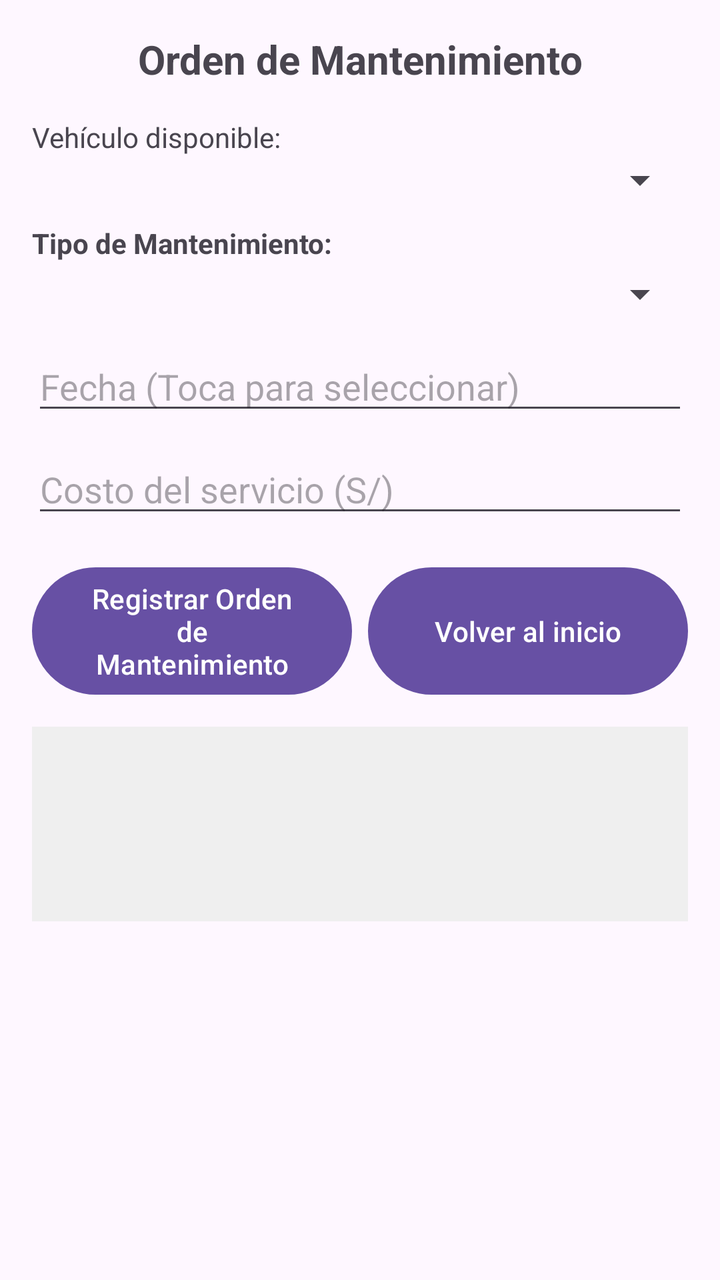
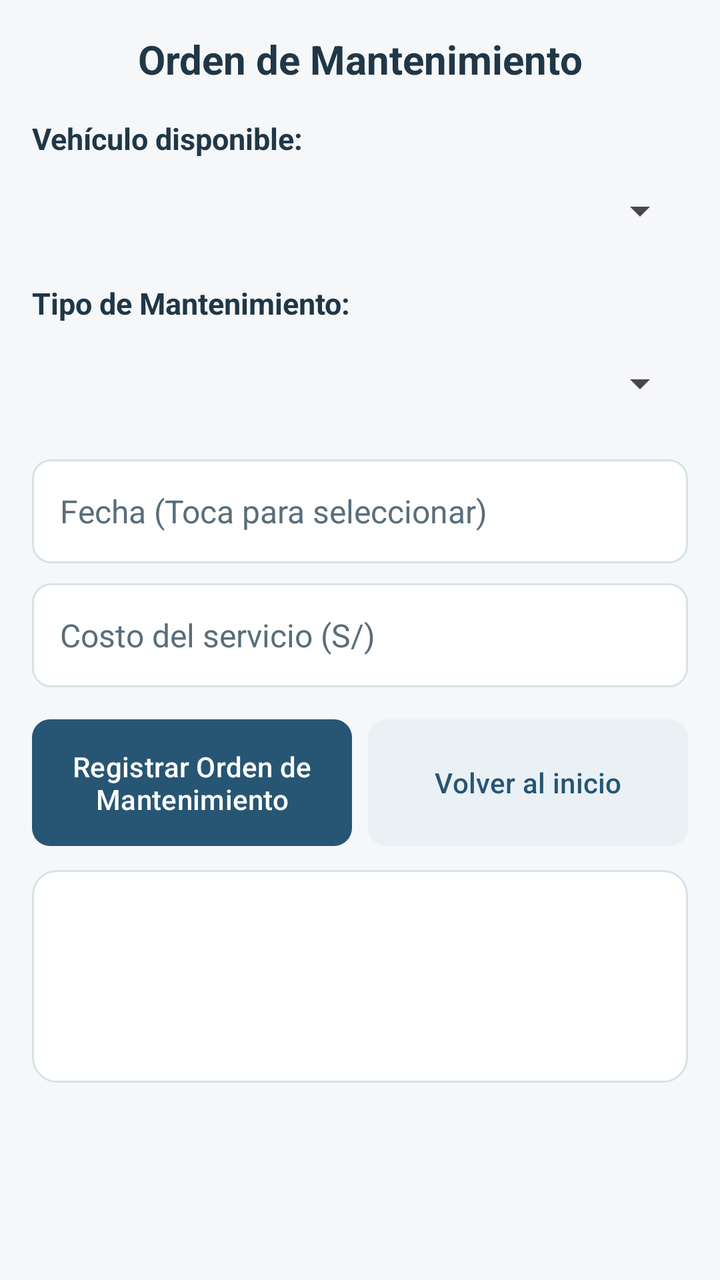

Before-and-after screenshots of an Android layout around one commit, followed by the original layout XML and the change that was made.
<!-- AndroidManifest.xml: application theme Theme.T2 -->
<!-- res/layout/activity_mantenimiento.xml -->
<?xml version="1.0" encoding="utf-8"?>
<ScrollView xmlns:android="http://schemas.android.com/apk/res/android"
    android:layout_width="match_parent"
    android:layout_height="match_parent"
    android:padding="16dp">

    <LinearLayout
        android:layout_width="match_parent"
        android:layout_height="wrap_content"
        android:orientation="vertical">

        <TextView
            android:id="@+id/tvTituloMantenimiento"
            android:layout_width="match_parent"
            android:layout_height="wrap_content"
            android:text="Orden de Mantenimiento"
            android:textSize="20sp"
            android:textStyle="bold"
            android:gravity="center"
            android:layout_marginBottom="16dp" />

        <TextView
            android:layout_width="match_parent"
            android:layout_height="wrap_content"
            android:text="Vehículo disponible:" />

        <Spinner
            android:id="@+id/spVehiculoMantenimiento"
            android:layout_width="match_parent"
            android:layout_height="wrap_content"
            android:layout_marginBottom="10dp" />

        <TextView
            android:layout_width="match_parent"
            android:layout_height="wrap_content"
            android:text="Tipo de Mantenimiento:"
            android:textStyle="bold"
            android:layout_marginBottom="4dp" />

        <Spinner
            android:id="@+id/spTipoMantenimiento"
            android:layout_width="match_parent"
            android:layout_height="wrap_content"
            android:layout_marginBottom="12dp" />

        <EditText
            android:id="@+id/etFechaMantenimiento"
            android:layout_width="match_parent"
            android:layout_height="wrap_content"
            android:hint="Fecha (Toca para seleccionar)"
            android:focusable="false"
            android:clickable="true"
            android:layout_marginBottom="10dp" />

        <EditText
            android:id="@+id/etCostoMantenimiento"
            android:layout_width="match_parent"
            android:layout_height="wrap_content"
            android:hint="Costo del servicio (S/)"
            android:inputType="numberDecimal"
            android:layout_marginBottom="16dp" />

        <LinearLayout
            android:layout_width="match_parent"
            android:layout_height="wrap_content"
            android:orientation="horizontal"
            android:baselineAligned="false"
            android:layout_marginBottom="12dp">

            <Button
                android:id="@+id/btnGuardarMantenimiento"
                android:layout_width="0dp"
                android:layout_height="match_parent"
                android:layout_weight="1"
                android:layout_marginEnd="8dp"
                android:text="Registrar Orden de Mantenimiento" />

            <Button
                android:id="@+id/btnVolverInicio"
                android:layout_width="0dp"
                android:layout_height="match_parent"
                android:layout_weight="1"
                android:text="Volver al inicio" />
        </LinearLayout>

        <TextView
            android:id="@+id/tvResultadoMantenimiento"
            android:layout_width="match_parent"
            android:layout_height="wrap_content"
            android:background="#EFEFEF"
            android:padding="12dp"
            android:textSize="15sp"
            android:minLines="4"
            android:focusable="false"
            android:clickable="false"
            android:cursorVisible="false" />

    </LinearLayout>
</ScrollView>
<!-- resources referenced by this layout -->
<resources>
  <style name="Base.Theme.T2" parent="Theme.Material3.DayNight.NoActionBar">
          
          
      </style>
  <!-- unchanged entries left out for length: 1 -->
</resources>

<!-- the commit's change to res/layout/activity_mantenimiento.xml (unified diff, before → after) -->
@@ -2,6 +2,7 @@
 <ScrollView xmlns:android="http://schemas.android.com/apk/res/android"
     android:layout_width="match_parent"
     android:layout_height="match_parent"
+    android:background="@color/app_background"
     android:padding="16dp">
 
     <LinearLayout
@@ -10,6 +11,7 @@
         android:orientation="vertical">
 
         <TextView
+            style="@style/AppTitle"
             android:id="@+id/tvTituloMantenimiento"
             android:layout_width="match_parent"
             android:layout_height="wrap_content"
@@ -20,17 +22,20 @@
             android:layout_marginBottom="16dp" />
 
         <TextView
+            style="@style/AppLabel"
             android:layout_width="match_parent"
             android:layout_height="wrap_content"
             android:text="Vehículo disponible:" />
 
         <Spinner
+            style="@style/AppSpinner"
             android:id="@+id/spVehiculoMantenimiento"
             android:layout_width="match_parent"
             android:layout_height="wrap_content"
             android:layout_marginBottom="10dp" />
 
         <TextView
+            style="@style/AppLabel"
             android:layout_width="match_parent"
             android:layout_height="wrap_content"
             android:text="Tipo de Mantenimiento:"
@@ -38,12 +43,14 @@
             android:layout_marginBottom="4dp" />
 
         <Spinner
+            style="@style/AppSpinner"
             android:id="@+id/spTipoMantenimiento"
             android:layout_width="match_parent"
             android:layout_height="wrap_content"
             android:layout_marginBottom="12dp" />
 
         <EditText
+            style="@style/AppInput"
             android:id="@+id/etFechaMantenimiento"
             android:layout_width="match_parent"
             android:layout_height="wrap_content"
@@ -53,6 +60,7 @@
             android:layout_marginBottom="10dp" />
 
         <EditText
+            style="@style/AppInput"
             android:id="@+id/etCostoMantenimiento"
             android:layout_width="match_parent"
             android:layout_height="wrap_content"
@@ -68,6 +76,7 @@
             android:layout_marginBottom="12dp">
 
             <Button
+                style="@style/AppButton"
                 android:id="@+id/btnGuardarMantenimiento"
                 android:layout_width="0dp"
                 android:layout_height="match_parent"
@@ -76,6 +85,7 @@
                 android:text="Registrar Orden de Mantenimiento" />
 
             <Button
+                style="@style/AppButton.Secondary"
                 android:id="@+id/btnVolverInicio"
                 android:layout_width="0dp"
                 android:layout_height="match_parent"
@@ -84,10 +94,11 @@
         </LinearLayout>
 
         <TextView
+            style="@style/AppResult"
             android:id="@+id/tvResultadoMantenimiento"
             android:layout_width="match_parent"
             android:layout_height="wrap_content"
-            android:background="#EFEFEF"
+            android:background="@drawable/bg_app_card"
             android:padding="12dp"
             android:textSize="15sp"
             android:minLines="4"
<!-- resource entries referenced after the edit -->
@@ -1,9 +1,101 @@
 <!-- resources referenced by this layout -->
 <resources>
+  <color name="app_background">#F5F7F9</color>
+  <!-- drawable bg_app_card (drawable) -->
+  <?xml version="1.0" encoding="utf-8"?>
+  <shape xmlns:android="http://schemas.android.com/apk/res/android">
+      <solid android:color="@color/app_surface" />
+      <corners android:radius="12dp" />
+      <stroke android:width="1dp" android:color="@color/app_border" />
+  </shape>
+  <style name="AppButton">
+          <item name="android:background">@drawable/bg_app_primary</item>
+          <item name="backgroundTint">@color/app_primary</item>
+          <item name="android:backgroundTint">@color/app_primary</item>
+          <item name="android:textColor">@color/app_on_primary</item>
+          <item name="android:textAllCaps">false</item>
+          <item name="android:textSize">14sp</item>
+          <item name="android:gravity">center</item>
+          <item name="android:minHeight">52dp</item>
+          <item name="android:padding">10dp</item>
+      </style>
+  <style name="AppButton.Secondary" parent="AppButton">
+          <item name="android:background">@drawable/bg_app_secondary</item>
+          <item name="backgroundTint">@color/app_soft</item>
+          <item name="android:backgroundTint">@color/app_soft</item>
+          <item name="android:textColor">@color/app_secondary_text</item>
+      </style>
+  <style name="AppInput">
+          <item name="android:background">@drawable/bg_app_input</item>
+          <item name="android:textColor">@color/app_text</item>
+          <item name="android:textColorHint">@color/app_muted</item>
+          <item name="android:textSize">16sp</item>
+          <item name="android:paddingStart">14dp</item>
+          <item name="android:paddingEnd">14dp</item>
+          <item name="android:paddingTop">12dp</item>
+          <item name="android:paddingBottom">12dp</item>
+          <item name="android:minHeight">52dp</item>
+      </style>
+  <style name="AppLabel">
+          <item name="android:textSize">15sp</item>
+          <item name="android:textStyle">bold</item>
+          <item name="android:textColor">@color/app_text</item>
+      </style>
+  <style name="AppResult">
+          <item name="android:background">@drawable/bg_app_card</item>
+          <item name="android:textColor">@color/app_text</item>
+          <item name="android:textSize">15sp</item>
+          <item name="android:padding">16dp</item>
+          <item name="android:lineSpacingExtra">3dp</item>
+      </style>
+  <style name="AppSpinner">
+          <item name="android:minHeight">52dp</item>
+          <item name="android:paddingStart">10dp</item>
+          <item name="android:paddingEnd">10dp</item>
+      </style>
+  <style name="AppTitle">
+          <item name="android:textSize">22sp</item>
+          <item name="android:textStyle">bold</item>
+          <item name="android:textColor">@color/app_text</item>
+          <item name="android:gravity">center</item>
+      </style>
+  <color name="app_surface">#FFFFFFFF</color>
+  <color name="app_border">#D8E2E8</color>
+  <!-- drawable bg_app_primary (drawable) -->
+  <?xml version="1.0" encoding="utf-8"?>
+  <shape xmlns:android="http://schemas.android.com/apk/res/android">
+      <solid android:color="@color/app_primary" />
+      <corners android:radius="9dp" />
+  </shape>
+  <color name="app_primary">#275574</color>
+  <color name="app_on_primary">#FFFFFFFF</color>
+  <!-- drawable bg_app_secondary (drawable) -->
+  <?xml version="1.0" encoding="utf-8"?>
+  <shape xmlns:android="http://schemas.android.com/apk/res/android">
+      <solid android:color="@color/app_soft" />
+      <corners android:radius="9dp" />
+      <stroke android:width="1dp" android:color="@color/app_border" />
+  </shape>
+  <color name="app_soft">#EAF1F5</color>
+  <color name="app_secondary_text">#275574</color>
+  <!-- drawable bg_app_input (drawable) -->
+  <?xml version="1.0" encoding="utf-8"?>
+  <shape xmlns:android="http://schemas.android.com/apk/res/android">
+      <solid android:color="@color/app_surface" />
+      <corners android:radius="9dp" />
+      <stroke android:width="1dp" android:color="@color/app_border" />
+  </shape>
+  <color name="app_text">#203747</color>
+  <color name="app_muted">#596E7B</color>
   <style name="Base.Theme.T2" parent="Theme.Material3.DayNight.NoActionBar">
-          
-          
+          <item name="colorPrimary">@color/app_primary</item>
+          <item name="colorOnPrimary">@color/app_on_primary</item>
+          <item name="colorSurface">@color/app_surface</item>
+          <item name="colorOnSurface">@color/app_text</item>
+          <item name="android:statusBarColor">@color/app_primary_dark</item>
+          <item name="android:windowLightStatusBar">true</item>
       </style>
+  <color name="app_primary_dark">#1B3C53</color>
   <!-- unchanged entries left out for length: 1 -->
 </resources>
 
